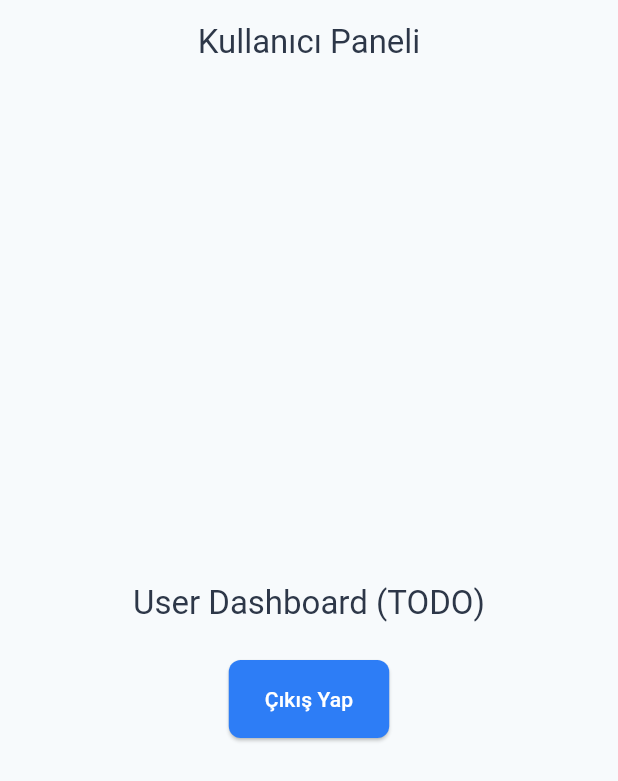
After one commit to berkaykurkcu/bms_mobile_internal, a Flutter app: the screen it shows once a user with an empty profile is signed in, on a phone screen of 412 x 824 dp. The commit adds this screen. Shown: the top 781 px of the screen. Run offline on Flutter 3.47's test engine with Material 3 defaults, Android fonts, the light colour scheme and no system bars; our stand-ins replace cloud_firestore, cloud_functions, firebase_auth, firebase_core, firebase_messaging, firebase_storage and 3 more; accounts and stored records are empty; generated files the repository leaves out were written again.

Commit message:
Implement authentication state listener in main app to navigate between Welcome and User Dashboard pages based on user authentication status.

```diff
--- a/lib/main.dart
+++ b/lib/main.dart
@@ -1,17 +1,21 @@
-import 'dart:io';
-
+import 'package:bms_mobile/auth/application/auth_notifier.dart';
+import 'package:bms_mobile/auth/application/auth_state.dart';
 import 'package:bms_mobile/auth/presentation/welcome_page.dart';
 import 'package:bms_mobile/core/presentation/theme.dart';
 import 'package:bms_mobile/firebase_options.dart';
+import 'package:bms_mobile/user/presentation/user_dashboard_page.dart';
 import 'package:firebase_core/firebase_core.dart';
-import 'package:flutter/cupertino.dart';
 import 'package:flutter/material.dart';
 import 'package:flutter_riverpod/flutter_riverpod.dart';
+
+final navigatorKey = GlobalKey<NavigatorState>();
 
 void main() async {
   WidgetsFlutterBinding.ensureInitialized();
 
-  await Firebase.initializeApp(options: DefaultFirebaseOptions.currentPlatform);
+  await Firebase.initializeApp(
+    options: DefaultFirebaseOptions.currentPlatform,
+  );
 
   runApp(const ProviderScope(child: MyApp()));
 }
@@ -21,18 +25,44 @@ class MyApp extends ConsumerWidget {
 
   @override
   Widget build(BuildContext context, WidgetRef ref) {
-    return Platform.isIOS
-        ? CupertinoApp(
-            title: 'BMS Mobile',
-            theme: AppTheme.lightCupertinoTheme,
-            debugShowCheckedModeBanner: false,
-            home: const WelcomePage(),
-          )
-        : MaterialApp(
-            title: 'BMS Mobile',
-            theme: AppTheme.lightMaterialTheme,
-            debugShowCheckedModeBanner: false,
-            home: const WelcomePage(),
+    ref.listen<AuthState>(
+      authNotifierProvider,
+      (previous, next) {
+        final nav = navigatorKey.currentState;
+        if (nav == null) return;
+
+        final wasAuth = previous?.user != null;
+        final isAuth = next.user != null;
+
+        if (!wasAuth && isAuth) {
+          nav.pushAndRemoveUntil(
+            MaterialPageRoute<void>(
+              builder: (_) => const UserDashboardPage(),
+            ),
+            (route) => false,
           );
+        } else if (wasAuth && !isAuth) {
+          nav.pushAndRemoveUntil(
+            MaterialPageRoute<void>(
+              builder: (_) => const WelcomePage(),
+            ),
+            (route) => false,
+          );
+        }
+      },
+    );
+
+    return MaterialApp(
+      title: 'BMS Mobile',
+      theme: AppTheme.lightMaterialTheme,
+      debugShowCheckedModeBanner: false,
+      navigatorKey: navigatorKey,
+      home: const WelcomePage(),
+      localizationsDelegates: const [],
+      supportedLocales: const [
+        Locale('en'),
+        Locale('tr'),
+      ],
+    );
   }
 }
--- /dev/null
+++ b/lib/user/presentation/user_dashboard_page.dart
@@ -0,0 +1,39 @@
+// lib/user/presentation/user_dashboard_page.dart
+import 'package:bms_mobile/auth/application/auth_notifier.dart';
+import 'package:bms_mobile/core/presentation/theme.dart';
+import 'package:flutter/material.dart';
+import 'package:flutter_riverpod/flutter_riverpod.dart';
+
+class UserDashboardPage extends ConsumerWidget {
+  const UserDashboardPage({super.key});
+
+  @override
+  Widget build(BuildContext context, WidgetRef ref) {
+    // ANCHOR: user_dashboard_placeholder
+    return Scaffold(
+      appBar: AppBar(
+        title: const Text('Kullanıcı Paneli'),
+      ),
+      body: Center(
+        child: Column(
+          mainAxisSize: MainAxisSize.min,
+          children: [
+            Text(
+              'User Dashboard (TODO)',
+              style: Theme.of(context).textTheme.titleLarge?.copyWith(
+                color: AppTheme.darkTextColor,
+              ),
+              textAlign: TextAlign.center,
+            ),
+            const SizedBox(height: 24),
+            ElevatedButton(
+              onPressed: () =>
+                  ref.read(authNotifierProvider.notifier).signOut(),
+              child: const Text('Çıkış Yap'),
+            ),
+          ],
+        ),
+      ),
+    );
+  }
+}
```
